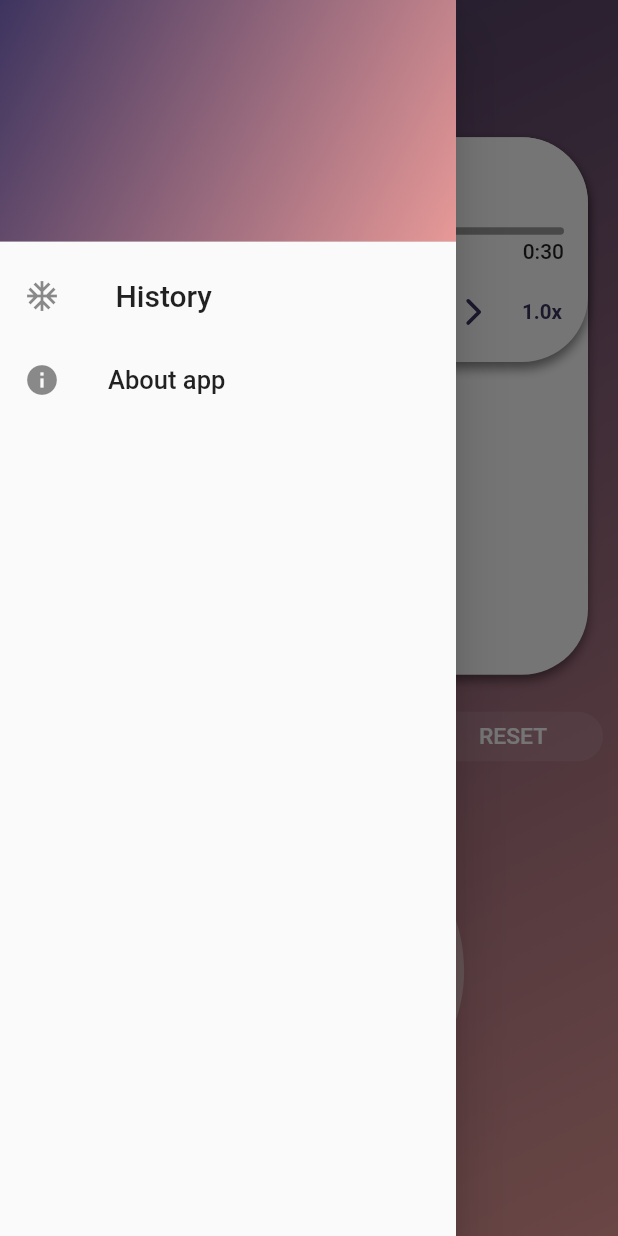
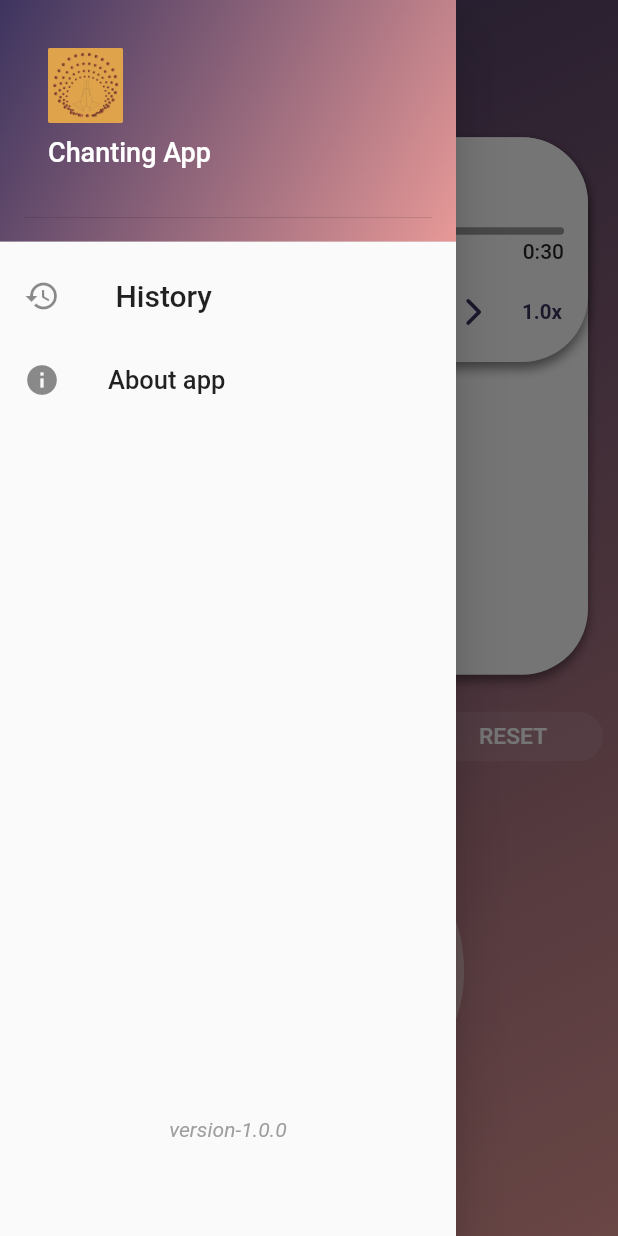
Before and after one commit to mounikagajjala1999/chantingapp, a Flutter app: the screen it shows after launch, after a tap on the "menu" icon, on a phone screen of 412 x 824 dp. Run offline on Flutter 3.47's test engine with Material 2 defaults, Android fonts, the phone set to English and light mode, and no system bars; drawn by our look-alikes of audio_video_progress_bar; our stand-ins replace flutter_svg, hive, hive_flutter, just_audio, package_info_plus, vibration; accounts and stored records are empty; network calls fail; Roboto replaces fonts that are missing (assets/fonts/Poppins/Poppins-Regular.ttf).

Commit message:
spalsh screen bug done

```diff
--- a/lib/ui/histroy_page.dart
+++ b/lib/ui/histroy_page.dart
@@ -13,6 +13,7 @@ class HistoryPage extends StatelessWidget {
     return list;
   }
 
+
   @override
   Widget build(BuildContext context) {
     Size size = MediaQuery.of(context).size;
@@ -26,6 +27,8 @@ class HistoryPage extends StatelessWidget {
           builder: (context, AsyncSnapshot<List<String>> snapshot) {
             if (snapshot.hasData) {
               return ListView.builder(
+
+                physics:BouncingScrollPhysics(),
                   reverse: true,
                   shrinkWrap: true,
                   itemCount: snapshot.data!.length,
@@ -68,6 +71,7 @@ class HistoryPage extends StatelessWidget {
                           Text(snapshot.data![index].split(" ")[3],
                               style: const TextStyle(
                                   color: Colors.grey, fontSize: 17)),
+
                         ],
                       ),
                       title: Text(
--- a/lib/ui/home_page.dart
+++ b/lib/ui/home_page.dart
@@ -31,21 +31,18 @@ class _MyHomePageState extends State<MyHomePage> with WidgetsBindingObserver {
   late AudioPlayer _player;
   String counterKey = 'home_counter';
   final box = Hive.box<dynamic>('mybox');
-
-  // String counterKey2='home_counter2';
   int _malaCounter = 0;
   int _counter = 0;
   final _scaffoldMessengerKey = GlobalKey<ScaffoldMessengerState>();
-
   List<String> list = [];
 
   void _incrementCounter() {
-    // if (!mounted)
+
     setState(() {
       _counter++;
     });
-    // box.put(counterKey, _counter);
   }
+
 
   void _clear() {
     String time = DateFormat("hh:mm:ss a").format(DateTime.now());
@@ -65,7 +62,6 @@ class _MyHomePageState extends State<MyHomePage> with WidgetsBindingObserver {
   void initState() {
     WidgetsBinding.instance.addObserver(this);
     super.initState();
-
     PackageInfo.fromPlatform().then((PackageInfo packageInfo) {
       String appName = packageInfo.appName;
       print("app name = " + appName);
@@ -77,7 +73,6 @@ class _MyHomePageState extends State<MyHomePage> with WidgetsBindingObserver {
       print("build number =" + buildNumber);
       _callApi(version, packageName);
     });
-    // ambiguate(WidgetsBinding.instance)!.addObserver(this);
     _player = AudioPlayer();
     SystemChrome.setSystemUIOverlayStyle(const SystemUiOverlayStyle(
       statusBarColor: Colors.black,
@@ -119,15 +114,6 @@ class _MyHomePageState extends State<MyHomePage> with WidgetsBindingObserver {
             "https://thumbs.dreamstime.com/b/environment-earth-day-hands-trees-growing-seedlings-bokeh-green-background-female-hand-holding-tree-nature-field-gra-130247647.jpg",
       ),
     ),
-    // AudioSource.uri(
-    //   Uri.parse("asset:///assets/mantraspiritual.mp3"),
-    //   tag: AudioMetadata(
-    //     album: "mantra spiritual",
-    //     title: "  Chanting om",
-    //     artwork:
-    //         "https://thumbs.dreamstime.com/b/environment-earth-day-hands-trees-growing-seedlings-bokeh-green-background-female-hand-holding-tree-nature-field-gra-130247647.jpg",
-    //   ),
-    // ),
 
     AudioSource.uri(
       Uri.parse("asset:///assets/shriSwamiSamarthJap.mp3"),
@@ -162,6 +148,7 @@ class _MyHomePageState extends State<MyHomePage> with WidgetsBindingObserver {
       }
     }
   }
+
 
   Future<void> _init() async {
     // final session = await AudioSession.instance;
@@ -537,6 +524,7 @@ class _MyHomePageState extends State<MyHomePage> with WidgetsBindingObserver {
                 final state = snapshot.data;
                 final sequence = state?.sequence ?? [];
                 return ReorderableListView(
+                  physics: BouncingScrollPhysics(),
                   onReorder: (int oldIndex, int newIndex) {
                     if (oldIndex < newIndex) newIndex--;
                     _playlist.move(oldIndex, newIndex);
--- a/lib/ui/splash.dart
+++ b/lib/ui/splash.dart
@@ -39,10 +39,26 @@ class _SplashState extends State<Splash> {
           backgroundColor: Colors.transparent,
           body: Center(
             child: Container(
-              child: Image.asset(
-                asset1,
-                height: size.height / 4,
-                fit: BoxFit.cover,
+              child: Column(
+                mainAxisAlignment: MainAxisAlignment.center,
+                children: [
+                  // ClipRRect(
+                  //   borderRadius: const BorderRadius.only(
+                  //       bottomRight: Radius.circular(100),
+                  //       topRight: Radius.circular(100),
+                  //       topLeft: Radius.circular(100),
+                  //       bottomLeft: Radius.circular(100)),
+                    Image.asset(
+                      asset1,
+                      height: size.height / 4,
+                      fit: BoxFit.cover,
+                    ),
+                  const Padding(
+                    padding: EdgeInsets.all(20.0),
+                    child: Text("Chanting App",style: TextStyle(fontWeight: FontWeight.bold,
+                        fontSize: 20,color: Colors.white70),),
+                  )
+                ],
               ),
 
               // Text("splash screen",style: TextStyle(
@@ -52,7 +68,6 @@ class _SplashState extends State<Splash> {
             ),
           ),
         ),
-
       ],
     );
   }
--- a/lib/widgets/drawer.dart
+++ b/lib/widgets/drawer.dart
@@ -1,13 +1,47 @@
+import 'dart:io';
 import 'package:flutter/material.dart';
+import 'package:package_info_plus/package_info_plus.dart';
 import 'package:yt_counter/ui/histroy_page.dart';
 
-class MyDrawer extends StatelessWidget {
+class MyDrawer extends StatefulWidget {
   const MyDrawer({Key? key}) : super(key: key);
+
+  @override
+  State<MyDrawer> createState() => _MyDrawerState();
+}
+
+class _MyDrawerState extends State<MyDrawer> {
+  late String version;
+
+  void getVersion(String v) {
+    setState(() {
+      version = v;
+    });
+  }
+
+  @override
+  void initState() {
+    PackageInfo.fromPlatform().then((PackageInfo packageInfo) {
+      // String appName = packageInfo.appName;
+      // print("app name = " + appName);
+      // String packageName = packageInfo.packageName;
+      // print("package name =" + packageName);
+      String version = packageInfo.version;
+      print("version =" + version);
+      getVersion(version);
+      // String buildNumber = packageInfo.buildNumber;
+      // print("build number =" + buildNumber);
+      // _callApi(version, packageName);
+    });
+    // TODO: implement initState
+    super.initState();
+  }
 
   @override
   Widget build(BuildContext context) {
     return Drawer(
       child: ListView(
+        physics: NeverScrollableScrollPhysics(),
         padding: const EdgeInsets.all(0),
         children: [
           const DrawerHeader(
@@ -17,10 +51,26 @@ class MyDrawer extends StatelessWidget {
                     end: Alignment.bottomRight,
                     colors: [Color(0xff3D345F), Color(0xffE79997)])),
             //BoxDecoration
-            child: Text(""),
+            child: UserAccountsDrawerHeader(
+              decoration: BoxDecoration(color: Colors.transparent),
+              accountName: SizedBox(
+                height: 60,
+                child: Text(
+                  "Chanting App ",
+                  style: TextStyle(fontSize: 18),
+                ),
+              ),
+              currentAccountPictureSize: Size.square(50),
+              currentAccountPicture: ClipRRect(
+                child: Image(
+                  image: AssetImage("assets/image/chant.png"),
+                ),
+              ),
+              accountEmail: null, //circleAvatar
+            ),
           ),
           ListTile(
-            leading: Icon(Icons.ac_unit),
+            leading: Icon(Icons.history),
             title: Text(' History ', style: TextStyle(fontSize: 20)),
             onTap: () {
               Navigator.push(
@@ -28,20 +78,7 @@ class MyDrawer extends StatelessWidget {
                 MaterialPageRoute(builder: (context) => HistoryPage()),
               );
             },
-            // trailing: Icon(Icons.ac_unit),
           ),
-          // ListTile(
-          //   leading: Icon(Icons.history),
-          //   title: Column(
-          //     mainAxisAlignment: MainAxisAlignment.start,
-          //     crossAxisAlignment: CrossAxisAlignment.start,
-          //     children: [
-          //       Text('Recent count   $value',
-          //           style: TextStyle(fontSize: 17)),
-          //       Text(date, style: TextStyle(color: Colors.grey)),
-          //     ],
-          //   ),
-          // ),
           const AboutListTile(
             aboutBoxChildren: [
               Text(
@@ -58,31 +95,16 @@ class MyDrawer extends StatelessWidget {
             ),
             child: Text('About app', style: TextStyle(fontSize: 17)),
           ),
-
-          // Padding(
-          //   padding: const EdgeInsets.only(left: 170,right: 10),
-          //   child: MaterialButton(
-          //     color: Color(0xffB0818E),
-          //     shape: RoundedRectangleBorder(
-          //         borderRadius: BorderRadius.circular(14)),
-          //     child: Text(
-          //       'Reset',
-          //       style: TextStyle(
-          //           fontSize: size.width / 25,
-          //           color: Colors.white,
-          //           fontFamily:
-          //           "assets/fonts/Poppins/Poppins-Regular.ttf",
-          //           ),
-          //     ),
-          //     onPressed: () {
-          //
-          //       box.clear();
-          //       _clear();
-          //
-          //     },
-          //
-          //   ),
-          // ),
+          SizedBox(
+            height: 480,
+            child: Container(
+              alignment: Alignment.bottomCenter,
+              child: Text("version-$version",
+                  textAlign: TextAlign.center,
+                  style: TextStyle(
+                      color: Colors.grey, fontStyle: FontStyle.italic)),
+            ),
+          )
         ],
       ),
     );
```
Also changed, not shown: lib/my_app.dart (+13 -13 lines), pubspec.yaml (+8 -0 lines), assets/image/Rectangle.png (added), pubspec.lock, 14 other files.
